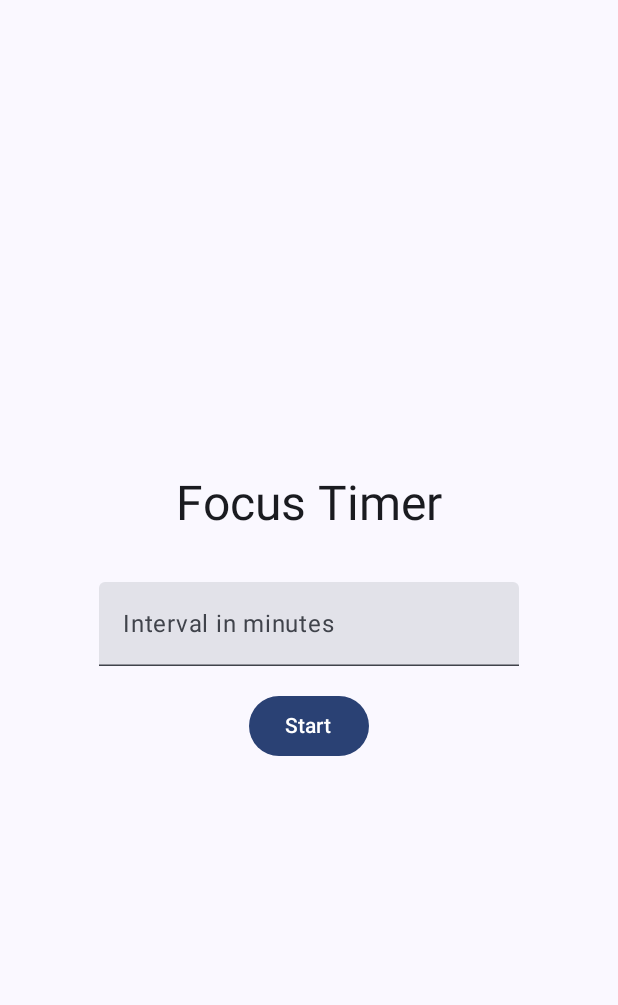
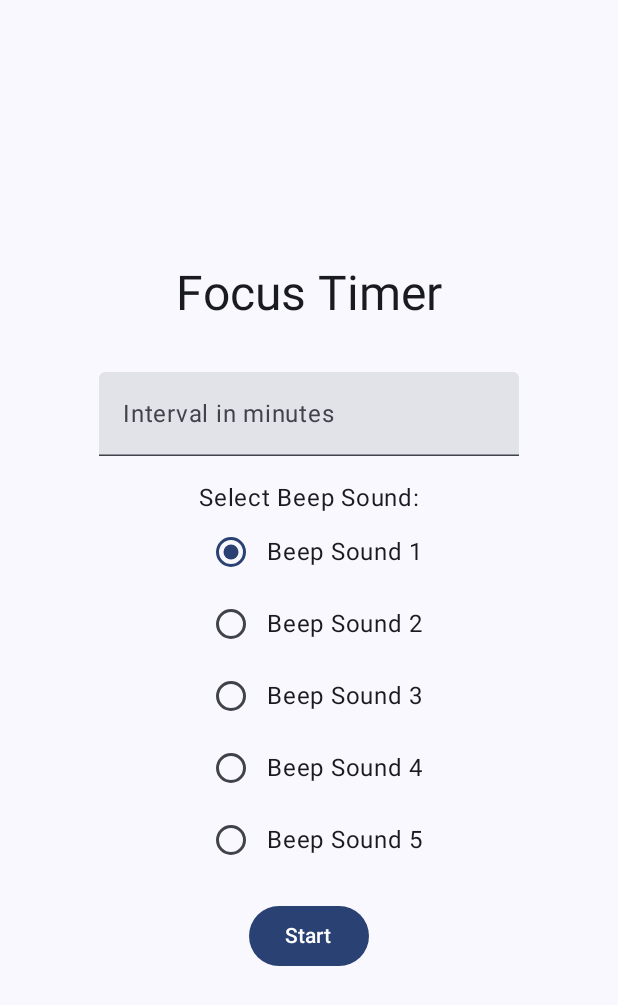
Before and after one commit to DeepAnsh210/lms_android, an Android app built with Jetpack Compose: the screen it shows after launch (MainActivity), on a phone screen of 412 x 824 dp. Shown: the top 1005 px of the screen. Run offline under Robolectric (Android 15) with nearby library versions, the phone set to English and light mode, and no system bars.

Commit message:
Sounds added with options to select using raidio button

```diff
--- a/app/src/main/java/com/example/focus/FocusTimerScreen.kt
+++ b/app/src/main/java/com/example/focus/FocusTimerScreen.kt
@@ -1,26 +1,37 @@
-package com.example.focus
-
 import androidx.compose.foundation.layout.*
-import androidx.compose.foundation.text.KeyboardOptions
 import androidx.compose.material.*
 import androidx.compose.material3.Button
 import androidx.compose.material3.MaterialTheme
+import androidx.compose.material3.RadioButton
 import androidx.compose.material3.Text
 import androidx.compose.material3.TextField
 import androidx.compose.runtime.*
 import androidx.compose.ui.Alignment
 import androidx.compose.ui.Modifier
-import androidx.compose.ui.text.input.KeyboardType
 import androidx.compose.ui.unit.dp
+import com.example.focus.R
 
 @Composable
 fun FocusTimerScreen(
     isServiceRunning: Boolean,
-    onStart: (Long) -> Unit,
+    onStart: (Long, Int) -> Unit,
     onStop: () -> Unit
 ) {
     var intervalText by remember { mutableStateOf("") }
     var errorText by remember { mutableStateOf("") }
+    var expanded by remember { mutableStateOf(false) }
+    var selectedSound by remember { mutableStateOf(R.raw.alertsound) }
+    var selectedSoundLabel by remember { mutableStateOf("Beep Sound 1") }
+
+
+    val soundOptions = listOf(
+        Pair("Beep Sound 1", R.raw.alertsound),
+        Pair("Beep Sound 2", R.raw.levelup2),
+        Pair("Beep Sound 3", R.raw.levelup3),
+
+        Pair("Beep Sound 4", R.raw.simplenotification),
+        Pair("Beep Sound 5", R.raw.stop)
+    )
 
     Column(
         modifier = Modifier
@@ -31,6 +42,7 @@ fun FocusTimerScreen(
     ) {
         Text(text = "Focus Timer", style = MaterialTheme.typography.headlineLarge)
         Spacer(modifier = Modifier.height(32.dp))
+
         TextField(
             value = intervalText,
             onValueChange = {
@@ -38,21 +50,35 @@ fun FocusTimerScreen(
                 errorText = ""
             },
             label = { Text("Interval in minutes") },
-            keyboardOptions = KeyboardOptions.Default.copy(
-                keyboardType = KeyboardType.Number
-            ),
             isError = errorText.isNotEmpty()
         )
+
         if (errorText.isNotEmpty()) {
             Text(text = errorText, color = MaterialTheme.colorScheme.error)
         }
+
         Spacer(modifier = Modifier.height(16.dp))
+
+        // Sound Selection
+        Text(text = "Select Beep Sound:")
+        soundOptions.forEach { sound ->
+            Row(verticalAlignment = Alignment.CenterVertically) {
+                RadioButton(
+                    selected = (selectedSound == sound.second),
+                    onClick = { selectedSound = sound.second }
+                )
+                Text(text = sound.first)
+            }
+        }
+
+        Spacer(modifier = Modifier.height(16.dp))
+
         Button(
             onClick = {
                 val interval = intervalText.toLongOrNull()
                 if (interval != null && interval > 0) {
                     if (!isServiceRunning) {
-                        onStart(interval)
+                        onStart(interval, selectedSound)
                     } else {
                         onStop()
                     }
```
Also changed, not shown: app/src/main/java/com/example/focus/FocusTimeService.kt (+8 -6 lines), app/src/main/java/com/example/focus/MainActivity.kt (+10 -8 lines), 5 other files.
